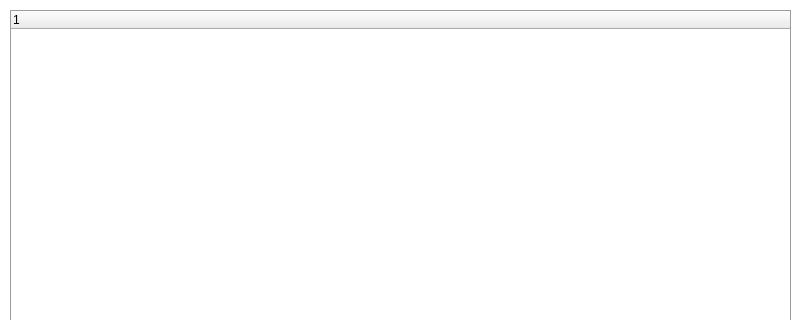
Before: the Qt Designer form system/layout/dialogList.ui in josueisaihs/SPINER_PUNTO_VENTA, drawn with Qt 5; both pictures show x 0 to 801 and y 0 to 320 of the 801 by 473 pixel window.
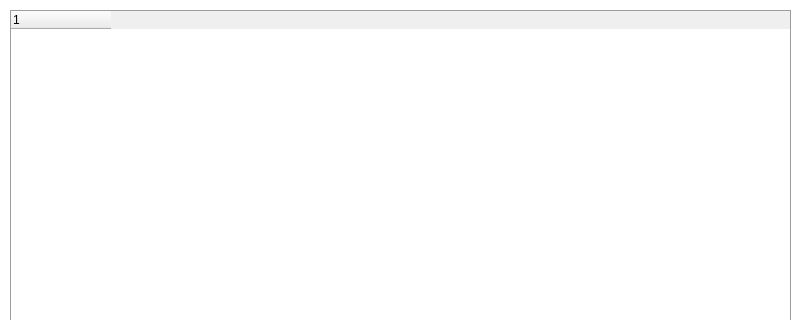
After: the same form once the commit is applied.

Commit message: Mostrando las facturas por clientes, falta que se impriman ********************************************************** OJO -> La impresion debe ser dentro de la clase DialogList pq esa misma me    va a servir para el inventario y eso tambien se tiene que imprimir

Diff of the .ui file:
```diff
--- a/system/layout/dialogList.ui
+++ b/system/layout/dialogList.ui
@@ -215,8 +215,17 @@
                 </rect>
             </property>
             <property name="alternatingRowColors">
+                <bool>false</bool>
+            </property>
+            <property name="wordWrap">
                 <bool>true</bool>
             </property>
+            <attribute name="headerMinimumSectionSize">
+                <number>60</number>
+            </attribute>
+            <attribute name="headerStretchLastSection">
+                <bool>false</bool>
+            </attribute>
             <column>
                 <property name="text">
                     <string notr="true">1</string>
```
The commit also changes 3 other files.
